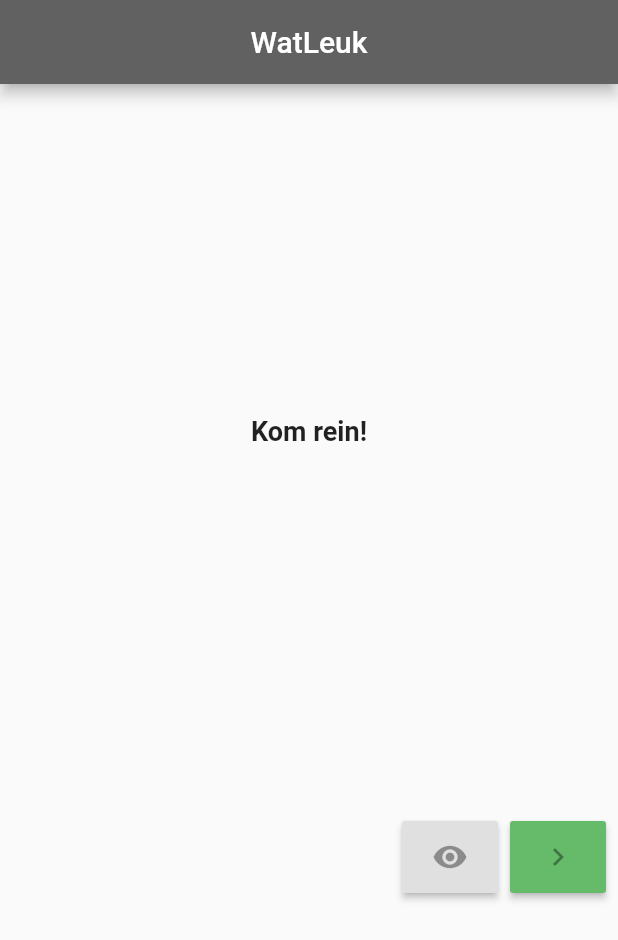
After one commit to serious6/WatLeuk, a Flutter app: the screen it shows after launch, on a phone screen of 412 x 824 dp. The commit adds this screen. Shown: the top 940 px of the screen. Run offline on Flutter 3.47's test engine with Material 2 defaults, Android fonts, the phone set to English and light mode, and no system bars.

Commit message:
source code refactoring

```diff
--- /dev/null
+++ b/lib/controller/progress_tracker.dart
@@ -0,0 +1 @@
+class ProgressTracker {}
--- /dev/null
+++ b/lib/controller/translation_controller.dart
@@ -0,0 +1,52 @@
+import 'dart:collection';
+
+import 'package:watleuk/controller/progress_tracker.dart';
+import 'package:watleuk/model/translation.dart';
+
+class TranslationController {
+  final ProgressTracker _progressTracker = new ProgressTracker();
+
+  Queue<Translation> buildData() {
+    final Queue<Translation> _translations = new Queue();
+    _translations.add(new Translation("Kom rein!", "Kom binnen!"));
+    _translations.add(new Translation("Hallo", "Hoi"));
+    _translations.add(new Translation("heißen", "heeten"));
+    _translations.add(new Translation("essen", "eeten"));
+    _translations.add(new Translation("radfahren", "fietsen"));
+    _translations.add(new Translation("kochen", "koken"));
+    _translations.add(new Translation("Stockwerk", "verdieping"));
+    _translations.add(new Translation("es regnet", "het regent"));
+    _translations.add(new Translation("Bis bald! ", "tot ziens!"));
+    _translations.add(new Translation("Silberzwiebeln", "zilveruitjes"));
+    _translations.add(new Translation("Kühlschrank ", "koelkast"));
+    _translations.add(new Translation("Nicht-Raucher", "niet-roker"));
+    _translations.add(new Translation("Gouda ", "Gouda"));
+    _translations.add(new Translation("Gemüse", "Groente"));
+    _translations.add(new Translation("Stauballergie", "Stofallergie"));
+    _translations.add(new Translation("Hochzeit", "Bruiloft"));
+    _translations.add(new Translation("treffen ", "ontmoeten"));
+    _translations.add(new Translation("herrlich ", "heerlijke"));
+    _translations.add(new Translation("Frühstück ", "ontbijt"));
+    _translations.add(new Translation("einkaufen ", "winkelen"));
+    _translations.add(new Translation("Fußball spielen ", "voetballen"));
+    _translations.add(
+        new Translation("Computerspiele spielen", "computerspelletjes spelen"));
+    _translations.add(new Translation("und", "en"));
+    _translations.add(new Translation("oder", "of"));
+    _translations.add(new Translation("warum ", "waarom"));
+    _translations.add(new Translation("wann ", "wanneer"));
+    _translations.add(new Translation("wie ", "hou"));
+    _translations.add(new Translation("was ", "wat"));
+    _translations.add(new Translation("wer ", "wie"));
+    _translations.add(new Translation("aber ", "maar"));
+    _translations.add(new Translation("wie schön!", "wat leuk!"));
+    _translations.add(new Translation("Das stimmt", "Dat klopt"));
+    _translations.add(new Translation("Ich spreche ein bisschen Niederländisch",
+        "Ik spreek en beetje Nederlands"));
+    _translations.add(new Translation("gar nicht", "helemal niet"));
+    _translations.add(new Translation("sehr gut", "heel goed"));
+    _translations.add(new Translation("bitte", "alsjeblieft"));
+    _translations.add(new Translation("Burnout", "Overspannung"));
+    return _translations;
+  }
+}
--- /dev/null
+++ b/lib/screen/main_translation_screen.dart
@@ -0,0 +1,101 @@
+import 'dart:collection';
+
+import 'package:flutter/material.dart';
+import 'package:watleuk/controller/translation_controller.dart';
+import 'package:watleuk/model/translation.dart';
+
+class MainTranslationScreen extends StatefulWidget {
+  _TranslatorState currentAppState;
+  MainTranslationScreen(TranslationController translationController, {Key key})
+      : super(key: key) {
+    currentAppState = new _TranslatorState(translationController);
+  }
+  @override
+  _TranslatorState createState() => currentAppState;
+}
+
+class _TranslatorState extends State<MainTranslationScreen> {
+  Translation currentTranslation;
+  Queue<Translation> _translations;
+  TranslationController _translationController;
+  String baseText = '';
+  String translatedText = '';
+  _TranslatorState(TranslationController translationController) {
+    _translationController = translationController;
+    buildData();
+    currentTranslation = _translations.removeFirst();
+    baseText = currentTranslation.baseText;
+  }
+  void buildData() {
+    _translations = _translationController.buildData();
+  }
+
+  @override
+  Widget build(BuildContext context) {
+    return new Column(
+        mainAxisAlignment: MainAxisAlignment.spaceEvenly,
+        children: <Widget>[
+          new Row(
+            mainAxisAlignment: MainAxisAlignment.center,
+            children: <Widget>[
+              new Column(
+                mainAxisAlignment: MainAxisAlignment.end,
+                children: <Widget>[
+                  new Text(
+                    baseText,
+                    textAlign: TextAlign.center,
+                    style:
+                        TextStyle(fontSize: 18.0, fontWeight: FontWeight.bold),
+                  ),
+                  new Text(
+                    translatedText,
+                    textAlign: TextAlign.center,
+                    style: TextStyle(
+                        fontSize: 18.0, fontWeight: FontWeight.normal),
+                  ),
+                ],
+              ),
+            ],
+          ),
+          new Row(
+            mainAxisAlignment: MainAxisAlignment.end,
+            children: <Widget>[
+              new ButtonBar(
+                alignment: MainAxisAlignment.spaceEvenly,
+                mainAxisSize: MainAxisSize.max,
+                children: <Widget>[
+                  new RaisedButton(
+                    onPressed: unmask,
+                    child: IconButton(icon: Icon(Icons.remove_red_eye)),
+                  ),
+                  new RaisedButton(
+                      color: Colors.green[400],
+                      onPressed: nextTranslation,
+                      child: IconButton(
+                        color: Colors.black,
+                        icon: Icon(Icons.navigate_next),
+                      )),
+                ],
+              ),
+            ],
+          ),
+        ]);
+  }
+
+  void unmask() {
+    setState(() {
+      translatedText = currentTranslation.translatedText;
+    });
+  }
+
+  void nextTranslation() {
+    setState(() {
+      if (_translations.isEmpty) {
+        buildData();
+      }
+      currentTranslation = _translations.removeFirst();
+      baseText = currentTranslation.baseText;
+      translatedText = '';
+    });
+  }
+}
```
Also changed, not shown: lib/main.dart (+13 -142 lines).
